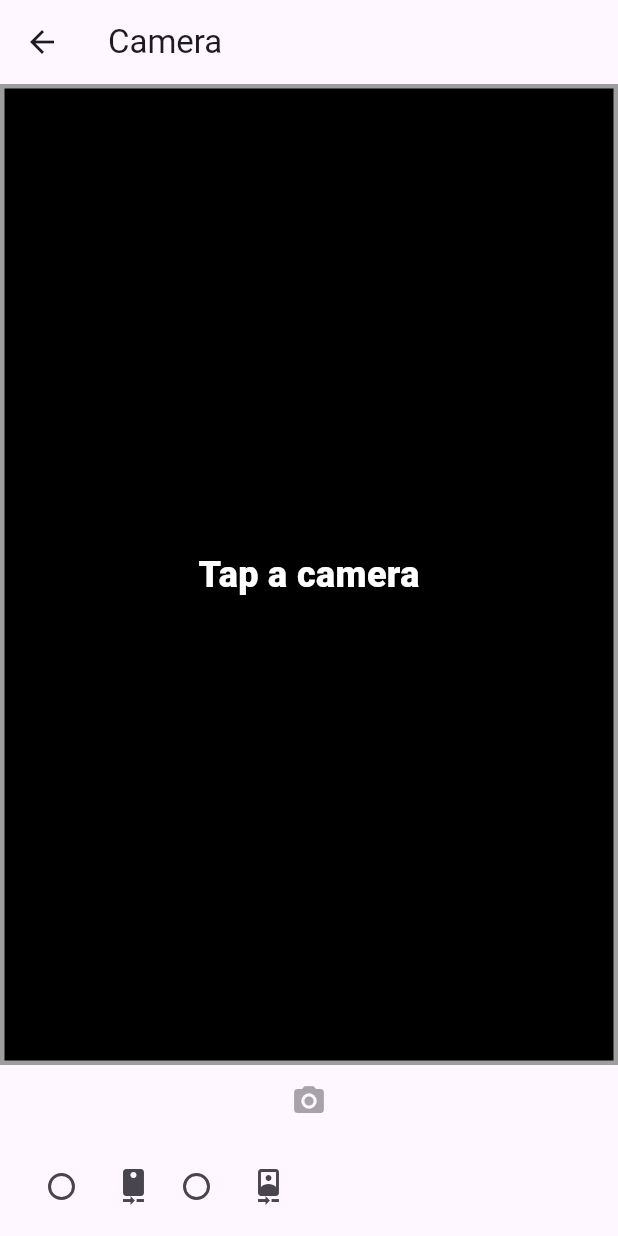
After one commit to NateWright/log_it, a Flutter app: the CameraMain screen opened directly, on a phone screen of 412 x 824 dp. The commit adds this screen. Run offline on Flutter 3.47's test engine with Material 3 defaults, Android fonts, the phone set to English and light mode, and no system bars; our stand-ins replace camera, carousel_slider, fl_chart, flutter_local_notifications, image_picker, permission_handler and 4 more; missing offline and left inert: no_context_navigation; accounts and stored records are empty; generated files the repository leaves out were written again; statements that could not run were skipped.

Commit message:
Working Camera
Co-authored-by: Nathan Wright <nathanwrightbusiness@gmail.com>

```diff
--- /dev/null
+++ b/lib/src/log_feature/LogView/picture/camera_widgets.dart
@@ -0,0 +1,337 @@
+// Copyright 2013 The Flutter Authors. All rights reserved.
+// Use of this source code is governed by a BSD-style license that can be
+// found in the LICENSE file.
+
+import 'dart:async';
+import 'dart:io';
+
+import 'package:camera/camera.dart';
+import 'package:flutter/foundation.dart';
+import 'package:flutter/material.dart';
+import 'package:flutter/scheduler.dart';
+
+class CameraMain extends StatefulWidget {
+  /// Default Constructor
+  const CameraMain({super.key});
+
+  @override
+  State<CameraMain> createState() {
+    return _CameraMainState();
+  }
+}
+
+/// Returns a suitable camera icon for [direction].
+IconData getCameraLensIcon(CameraLensDirection direction) {
+  switch (direction) {
+    case CameraLensDirection.back:
+      return Icons.camera_rear;
+    case CameraLensDirection.front:
+      return Icons.camera_front;
+    case CameraLensDirection.external:
+      return Icons.camera;
+  }
+  // This enum is from a different package, so a new value could be added at
+  // any time. The example should keep working if that happens.
+  // ignore: dead_code
+  return Icons.camera;
+}
+
+void _logError(String code, String? message) {
+  // ignore: avoid_print
+  print('Error: $code${message == null ? '' : '\nError Message: $message'}');
+}
+
+class _CameraMainState extends State<CameraMain>
+    with WidgetsBindingObserver, TickerProviderStateMixin {
+  CameraController? controller;
+  XFile? imageFile;
+  // Counting pointers (number of user fingers on screen)
+  int _pointers = 0;
+  List<CameraDescription> _cameras = <CameraDescription>[];
+
+  late Future<List<CameraDescription>> futureCameras;
+
+  @override
+  void initState() {
+    super.initState();
+    WidgetsBinding.instance.addObserver(this);
+    futureCameras =  availableCameras();
+  }
+
+  @override
+  void dispose() {
+    WidgetsBinding.instance.removeObserver(this);
+    super.dispose();
+  }
+
+  // #docregion AppLifecycle
+  @override
+  void didChangeAppLifecycleState(AppLifecycleState state) {
+    final CameraController? cameraController = controller;
+
+    // App state changed before we got the chance to initialize.
+    if (cameraController == null || !cameraController.value.isInitialized) {
+      return;
+    }
+
+    if (state == AppLifecycleState.inactive) {
+      cameraController.dispose();
+    } else if (state == AppLifecycleState.resumed) {
+      _initializeCameraController(cameraController.description);
+    }
+  }
+  // #enddocregion AppLifecycle
+
+  @override
+  Widget build(BuildContext context) {
+    return Scaffold(
+      appBar: AppBar(
+        title: const Text('Camera'),
+      ),
+      body: FutureBuilder(
+        future: futureCameras,
+        builder: (context, snapshot) {
+          if(!snapshot.hasData) {
+            return const Center(child: CircularProgressIndicator(),);
+          }
+          _cameras = snapshot.data!;
+          return Column(
+            children: <Widget>[
+              Expanded(
+                child: Container(
+                  decoration: BoxDecoration(
+                    color: Colors.black,
+                    border: Border.all(
+                      color:
+                      controller != null && controller!.value.isRecordingVideo
+                          ? Colors.redAccent
+                          : Colors.grey,
+                      width: 3.0,
+                    ),
+                  ),
+                  child: Padding(
+                    padding: const EdgeInsets.all(1.0),
+                    child: Center(
+                      child: _cameraPreviewWidget(),
+                    ),
+                  ),
+                ),
+              ),
+              _captureControlRowWidget(),
+              Padding(
+                padding: const EdgeInsets.all(5.0),
+                child: Row(
+                  children: <Widget>[
+                    _cameraTogglesRowWidget(),
+                  ],
+                ),
+              ),
+            ],
+          );
+        }
+      ),
+    );
+  }
+
+  /// Display the preview from the camera (or a message if the preview is not available).
+  Widget _cameraPreviewWidget() {
+    final CameraController? cameraController = controller;
+
+    if (cameraController == null || !cameraController.value.isInitialized) {
+      return const Text(
+        'Tap a camera'
+        ,
+        style: TextStyle(
+          color: Colors.white,
+          fontSize: 24.0,
+          fontWeight: FontWeight.w900,
+        ),
+      );
+    } else {
+      return Listener(
+        onPointerDown: (_) => _pointers++,
+        onPointerUp: (_) => _pointers--,
+        child: CameraPreview(
+          controller!,
+          child: LayoutBuilder(
+              builder: (BuildContext context, BoxConstraints constraints) {
+                return GestureDetector(
+                  behavior: HitTestBehavior.opaque,
+                );
+              }),
+        ),
+      );
+    }
+  }
+
+  /// Display the control bar with buttons to take pictures and record videos.
+  Widget _captureControlRowWidget() {
+    final CameraController? cameraController = controller;
+
+    return Row(
+      mainAxisAlignment: MainAxisAlignment.spaceEvenly,
+      children: <Widget>[
+        IconButton(
+          icon: const Icon(Icons.camera_alt),
+          color: Colors.blue,
+          onPressed: cameraController != null &&
+              cameraController.value.isInitialized &&
+              !cameraController.value.isRecordingVideo
+              ? onTakePictureButtonPressed
+              : null,
+        ),
+
+      ],
+    );
+  }
+
+  /// Display a row of toggle to select the camera (or a message if no camera is available).
+  Widget _cameraTogglesRowWidget() {
+    final List<Widget> toggles = <Widget>[];
+
+    void onChanged(CameraDescription? description) {
+      if (description == null) {
+        return;
+      }
+
+      onNewCameraSelected(description);
+    }
+
+    if (_cameras.isEmpty) {
+      SchedulerBinding.instance.addPostFrameCallback((_) async {
+        showInSnackBar('No camera found.');
+      });
+      return const Text('None');
+    } else {
+      for (final CameraDescription cameraDescription in _cameras) {
+        toggles.add(
+          SizedBox(
+            width: 90.0,
+            child: RadioListTile<CameraDescription>(
+              title: Icon(getCameraLensIcon(cameraDescription.lensDirection)),
+              groupValue: controller?.description,
+              value: cameraDescription,
+              onChanged: onChanged,
+            ),
+          ),
+        );
+      }
+    }
+
+    return Row(children: toggles);
+  }
+
+  String timestamp() => DateTime.now().millisecondsSinceEpoch.toString();
+
+  void showInSnackBar(String message) {
+    ScaffoldMessenger.of(context)
+        .showSnackBar(SnackBar(content: Text(message)));
+  }
+
+
+  Future<void> onNewCameraSelected(CameraDescription cameraDescription) async {
+    if (controller != null) {
+      return controller!.setDescription(cameraDescription);
+    } else {
+      return _initializeCameraController(cameraDescription);
+    }
+  }
+
+  Future<void> _initializeCameraController(
+      CameraDescription cameraDescription) async {
+    final CameraController cameraController = CameraController(
+      cameraDescription,
+      kIsWeb ? ResolutionPreset.max : ResolutionPreset.medium,
+      imageFormatGroup: ImageFormatGroup.jpeg,
+    );
+
+    controller = cameraController;
+
+    // If the controller is updated then update the UI.
+    cameraController.addListener(() {
+      if (mounted) {
+        setState(() {});
+      }
+      if (cameraController.value.hasError) {
+        showInSnackBar(
+            'Camera error ${cameraController.value.errorDescription}');
+      }
+    });
+
+    try {
+      WidgetsFlutterBinding.ensureInitialized();
+      _cameras = await availableCameras();
+
+
+      await cameraController.initialize();
+      await Future.wait(<Future<Object?>>[
+      ]);
+    } on CameraException catch (e) {
+      switch (e.code) {
+        case 'CameraAccessDenied':
+          showInSnackBar('You have denied camera access.');
+        case 'CameraAccessDeniedWithoutPrompt':
+        // iOS only
+          showInSnackBar('Please go to Settings app to enable camera access.');
+        case 'CameraAccessRestricted':
+        // iOS only
+          showInSnackBar('Camera access is restricted.');
+        case 'AudioAccessDenied':
+          showInSnackBar('You have denied audio access.');
+        case 'AudioAccessDeniedWithoutPrompt':
+        // iOS only
+          showInSnackBar('Please go to Settings app to enable audio access.');
+        case 'AudioAccessRestricted':
+        // iOS only
+          showInSnackBar('Audio access is restricted.');
+        default:
+          _showCameraException(e);
+          break;
+      }
+    }
+
+    if (mounted) {
+      setState(() {});
+    }
+  }
+
+  void onTakePictureButtonPressed() {
+    takePicture().then((XFile? file) {
+      if (mounted) {
+        setState(() {
+          imageFile = file;
+        });
+        Navigator.pop(context, file);
+        // if (file != null) {
+        //   showInSnackBar('Picture saved to ${file.path}');
+        // }
+      }
+    });
+  }
+
+  Future<XFile?> takePicture() async {
+    final CameraController? cameraController = controller;
+    if (cameraController == null || !cameraController.value.isInitialized) {
+      showInSnackBar('Error: select a camera first.');
+      return null;
+    }
+
+    if (cameraController.value.isTakingPicture) {
+      // A capture is already pending, do nothing.
+      return null;
+    }
+
+    try {
+      final XFile file = await cameraController.takePicture();
+      return file;
+    } on CameraException catch (e) {
+      _showCameraException(e);
+      return null;
+    }
+  }
+
+  void _showCameraException(CameraException e) {
+    _logError(e.code, e.description);
+    showInSnackBar('Error: ${e.code}\n${e.description}');
+  }
+}
```
Also changed, not shown: lib/src/log_feature/LogView/picture/picture_widgets.dart (+21 -1 lines).
